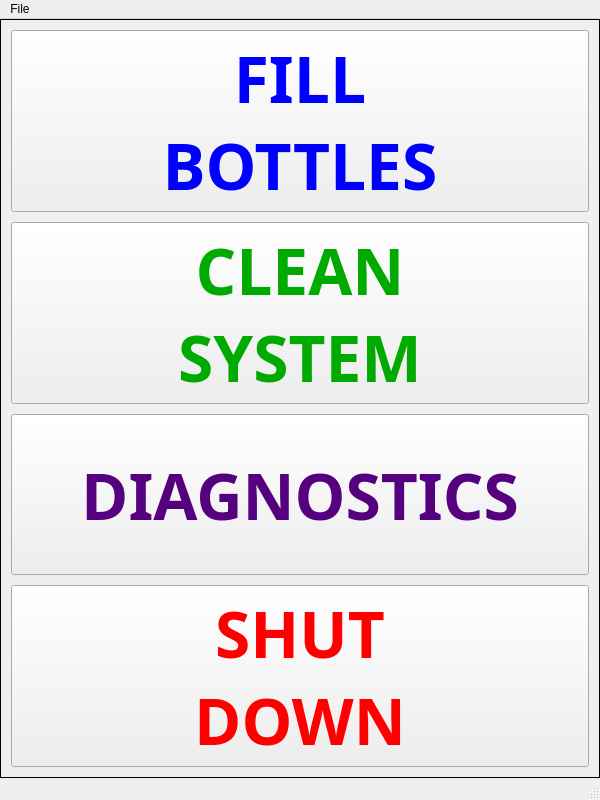
The window that Philler_Main.ui (Gauntleteer/Philler) describes before a commit, drawn with Qt 5.
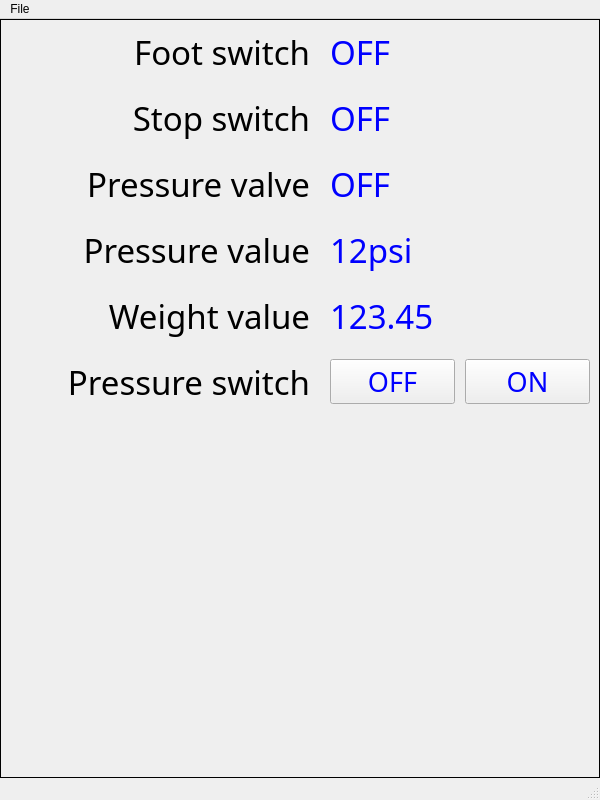
The same window after the commit. Icons and pictures are not drawn.

```diff
--- a/Philler_Main.ui
+++ b/Philler_Main.ui
@@ -39,7 +39,7 @@
        <enum>QFrame::Box</enum>
       </property>
       <property name="currentIndex">
-       <number>0</number>
+       <number>1</number>
       </property>
       <widget class="QWidget" name="page_start">
        <layout class="QGridLayout" name="gridLayout">
@@ -178,29 +178,31 @@
         </item>
        </layout>
       </widget>
-      <widget class="QWidget" name="page_test">
-       <widget class="QPushButton" name="b_go">
-        <property name="geometry">
-         <rect>
-          <x>700</x>
-          <y>500</y>
-          <width>80</width>
-          <height>23</height>
-         </rect>
+      <widget class="QWidget" name="page_diag">
+       <layout class="QGridLayout" name="gridLayout_4">
+        <item row="0" column="0">
+         <layout class="QGridLayout" name="gridLayout_3">
+          <property name="spacing">
+           <number>20</number>
+          </property>
+          <item row="1" column="1">
+           <widget class="QLabel" name="l_diag_stop_switch">
+            <property name="font">
+             <font>
+              <family>Montserrat Medium</family>
+              <pointsize>25</pointsize>
+             </font>
+            </property>
+            <property name="styleSheet">
+             <string notr="true">color: rgb(0, 0, 255)</string>
         </property>
         <property name="text">
-         <string>GO</string>
-        </property>
-       </widget>
-       <widget class="QToolButton" name="b_back_2">
-        <property name="geometry">
-         <rect>
-          <x>10</x>
-          <y>650</y>
-          <width>81</width>
-          <height>91</height>
-         </rect>
-        </property>
+             <string>OFF</string>
+            </property>
+           </widget>
+          </item>
+          <item row="7" column="0">
+           <widget class="QToolButton" name="b_diag_back">
         <property name="styleSheet">
          <string notr="true">QToolButton {  
     border: 0px;
@@ -219,41 +221,6 @@
           <width>80</width>
           <height>80</height>
          </size>
-        </property>
-       </widget>
-       <widget class="QWidget" name="formLayoutWidget">
-        <property name="geometry">
-         <rect>
-          <x>30</x>
-          <y>20</y>
-          <width>541</width>
-          <height>381</height>
-         </rect>
-        </property>
-        <layout class="QFormLayout" name="formLayout">
-         <item row="0" column="0">
-          <widget class="QLabel" name="label_3">
-           <property name="font">
-            <font>
-             <family>Montserrat Medium</family>
-             <pointsize>25</pointsize>
-            </font>
-           </property>
-           <property name="text">
-            <string>Foot switch</string>
-           </property>
-          </widget>
-         </item>
-         <item row="0" column="1">
-          <widget class="QLabel" name="l_diag_foot_switch">
-           <property name="font">
-            <font>
-             <family>Montserrat Medium</family>
-             <pointsize>25</pointsize>
-            </font>
-           </property>
-           <property name="text">
-            <string>OFF</string>
            </property>
           </widget>
          </item>
@@ -268,36 +235,19 @@
            <property name="text">
             <string>Stop switch</string>
            </property>
-          </widget>
-         </item>
-         <item row="1" column="1">
-          <widget class="QLabel" name="l_diag_stop_switch">
-           <property name="font">
-            <font>
-             <family>Montserrat Medium</family>
-             <pointsize>25</pointsize>
-            </font>
-           </property>
-           <property name="text">
-            <string>OFF</string>
-           </property>
-          </widget>
-         </item>
-         <item row="2" column="0">
-          <widget class="QLabel" name="label_2">
-           <property name="font">
-            <font>
-             <family>Montserrat Medium</family>
-             <pointsize>25</pointsize>
-            </font>
-           </property>
-           <property name="text">
-            <string>Pressure valve</string>
-           </property>
-          </widget>
-         </item>
-         <item row="2" column="1">
-          <widget class="QLabel" name="l_diag_pressure_valve">
+            <property name="alignment">
+             <set>Qt::AlignRight|Qt::AlignTrailing|Qt::AlignVCenter</set>
+            </property>
+           </widget>
+          </item>
+          <item row="0" column="0">
+           <widget class="QLabel" name="label_3">
+            <property name="minimumSize">
+             <size>
+              <width>300</width>
+              <height>0</height>
+             </size>
+            </property>
            <property name="font">
             <font>
              <family>Montserrat Medium</family>
@@ -305,7 +255,10 @@
             </font>
            </property>
            <property name="text">
-            <string>OFF</string>
+             <string>Foot switch</string>
+            </property>
+            <property name="alignment">
+             <set>Qt::AlignRight|Qt::AlignTrailing|Qt::AlignVCenter</set>
            </property>
           </widget>
          </item>
@@ -320,8 +273,24 @@
            <property name="text">
             <string>Pressure value</string>
            </property>
-          </widget>
-         </item>
+            <property name="alignment">
+             <set>Qt::AlignRight|Qt::AlignTrailing|Qt::AlignVCenter</set>
+            </property>
+           </widget>
+          </item>
+          <item row="6" column="0">
+           <spacer name="verticalSpacer">
+            <property name="orientation">
+             <enum>Qt::Vertical</enum>
+            </property>
+            <property name="sizeHint" stdset="0">
+             <size>
+              <width>20</width>
+              <height>40</height>
+             </size>
+            </property>
+           </spacer>
+          </item>
          <item row="3" column="1">
           <widget class="QLabel" name="l_diag_pressure_value">
            <property name="font">
@@ -330,12 +299,63 @@
              <pointsize>25</pointsize>
             </font>
            </property>
+            <property name="styleSheet">
+             <string notr="true">color: rgb(0, 0, 255)</string>
+            </property>
            <property name="text">
             <string>12psi</string>
            </property>
           </widget>
          </item>
-         <item row="5" column="0">
+          <item row="2" column="1">
+           <widget class="QLabel" name="l_diag_pressure_valve">
+            <property name="font">
+             <font>
+              <family>Montserrat Medium</family>
+              <pointsize>25</pointsize>
+             </font>
+            </property>
+            <property name="styleSheet">
+             <string notr="true">color: rgb(0, 0, 255)</string>
+            </property>
+            <property name="text">
+             <string>OFF</string>
+            </property>
+           </widget>
+          </item>
+          <item row="0" column="1">
+           <widget class="QLabel" name="l_diag_foot_switch">
+            <property name="font">
+             <font>
+              <family>Montserrat Medium</family>
+              <pointsize>25</pointsize>
+             </font>
+            </property>
+            <property name="styleSheet">
+             <string notr="true">color: rgb(0, 0, 255)</string>
+            </property>
+            <property name="text">
+             <string>OFF</string>
+            </property>
+           </widget>
+          </item>
+          <item row="4" column="1">
+           <widget class="QLabel" name="l_diag_weight_value">
+            <property name="font">
+             <font>
+              <family>Montserrat Medium</family>
+              <pointsize>25</pointsize>
+             </font>
+            </property>
+            <property name="styleSheet">
+             <string notr="true">color: rgb(0, 0, 255)</string>
+            </property>
+            <property name="text">
+             <string>123.45</string>
+            </property>
+           </widget>
+          </item>
+          <item row="4" column="0">
           <widget class="QLabel" name="label_4">
            <property name="font">
             <font>
@@ -346,42 +366,88 @@
            <property name="text">
             <string>Weight value</string>
            </property>
+            <property name="alignment">
+             <set>Qt::AlignRight|Qt::AlignTrailing|Qt::AlignVCenter</set>
+            </property>
+           </widget>
+          </item>
+          <item row="5" column="0">
+           <widget class="QLabel" name="label_6">
+            <property name="font">
+             <font>
+              <family>Montserrat Medium</family>
+              <pointsize>25</pointsize>
+             </font>
+            </property>
+            <property name="text">
+             <string>Pressure switch</string>
+            </property>
+            <property name="alignment">
+             <set>Qt::AlignRight|Qt::AlignTrailing|Qt::AlignVCenter</set>
+            </property>
+           </widget>
+          </item>
+          <item row="2" column="0">
+           <widget class="QLabel" name="label_2">
+            <property name="font">
+             <font>
+              <family>Montserrat Medium</family>
+              <pointsize>25</pointsize>
+             </font>
+            </property>
+            <property name="text">
+             <string>Pressure valve</string>
+            </property>
+            <property name="alignment">
+             <set>Qt::AlignRight|Qt::AlignTrailing|Qt::AlignVCenter</set>
+            </property>
           </widget>
          </item>
          <item row="5" column="1">
-          <widget class="QLabel" name="l_diag_weight_value">
+           <layout class="QGridLayout" name="gridLayout_6">
+            <property name="horizontalSpacing">
+             <number>10</number>
+            </property>
+            <property name="verticalSpacing">
+             <number>0</number>
+            </property>
+            <item row="0" column="0">
+             <widget class="QPushButton" name="b_diag_pressure_on">
            <property name="font">
             <font>
              <family>Montserrat Medium</family>
-             <pointsize>25</pointsize>
-            </font>
-           </property>
+                <pointsize>20</pointsize>
+               </font>
+              </property>
+              <property name="styleSheet">
+               <string notr="true">color: rgb(0, 0, 255)</string>
+              </property>
            <property name="text">
-            <string>123.45</string>
+               <string>OFF</string>
            </property>
           </widget>
          </item>
-        </layout>
-       </widget>
-       <widget class="QLabel" name="label_7">
-        <property name="geometry">
-         <rect>
-          <x>310</x>
-          <y>610</y>
-          <width>101</width>
-          <height>41</height>
-         </rect>
-        </property>
+            <item row="0" column="1">
+             <widget class="QPushButton" name="b_diag_pressure_off">
         <property name="font">
          <font>
           <family>Montserrat Medium</family>
-          <pointsize>25</pointsize>
-         </font>
-        </property>
+                <pointsize>20</pointsize>
+               </font>
+              </property>
+              <property name="styleSheet">
+               <string notr="true">color: rgb(0, 0, 255)</string>
+              </property>
         <property name="text">
-         <string>12psi</string>
-        </property>
-       </widget>
+               <string>ON</string>
+              </property>
+             </widget>
+            </item>
+           </layout>
+          </item>
+         </layout>
+        </item>
+       </layout>
       </widget>
       <widget class="QWidget" name="page_fill">
        <widget class="QFrame" name="f_weight">
```
Left out of the diff: 78 changed lines with no effect on the pictures. Lines whose indentation alone changed are shown as unchanged.
